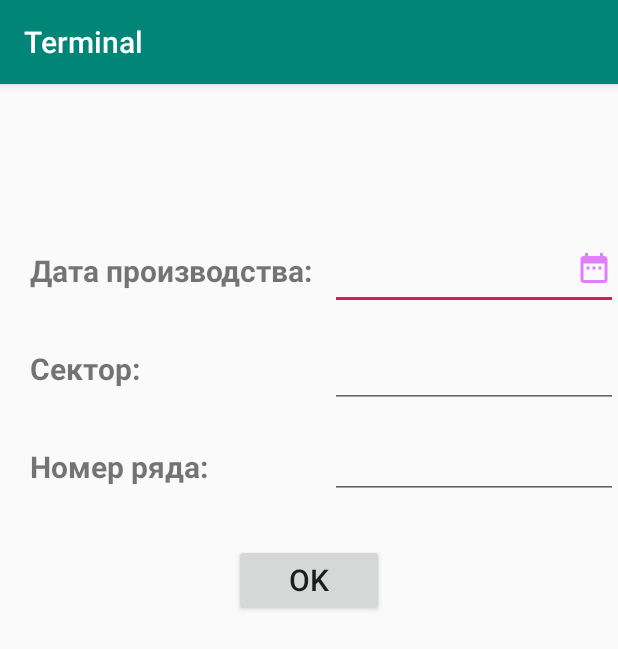
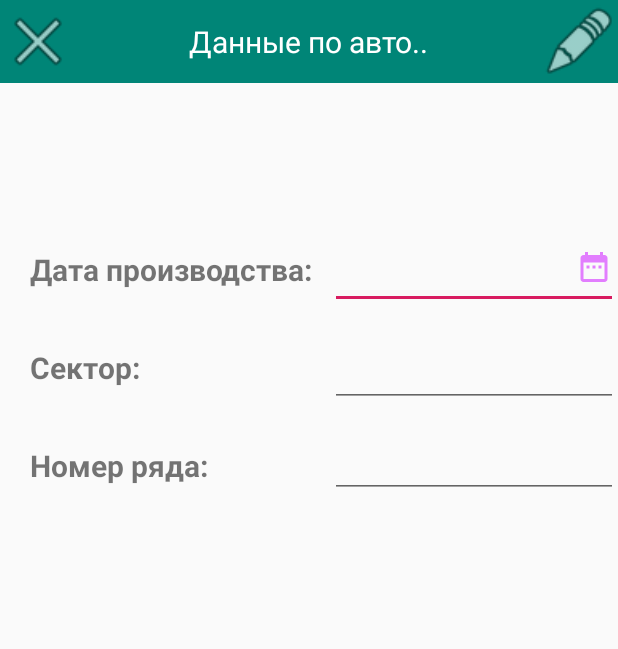
Before and after one commit to A1ex2/Terminal, an Android app: the CarActivity screen opened directly, with no data from a screen before it, on a phone screen of 412 x 824 dp. Shown: the top 649 px of the screen. Run offline under Robolectric (Android 15) with nearby library versions, the phone set to English and light mode, and no system bars; plain views replace MaskedEditText; 6 statements that could not run were skipped.

Commit message:
04112019

```diff
--- a/app/src/main/AndroidManifest.xml
+++ b/app/src/main/AndroidManifest.xml
@@ -19,7 +19,8 @@
         android:supportsRtl="true"
         android:theme="@style/AppTheme">
         <activity
-            android:name=".CarActivity"/>
+            android:name=".CarActivity"
+            android:theme="@style/NoActionBar"/>
 <!--            android:parentActivityName="com.algoritm.terminal.DetailReception" />-->
             />
         <activity
--- a/app/src/main/java/com/algoritm/terminal/CarActivity.java
+++ b/app/src/main/java/com/algoritm/terminal/CarActivity.java
@@ -18,6 +18,7 @@ import android.widget.TextView;
 import android.widget.Toast;
 
 import java.util.Calendar;
+import java.util.Date;
 
 public class CarActivity extends AppCompatActivity {
     private TextView car;
@@ -26,7 +27,7 @@ public class CarActivity extends AppCompatActivity {
     private EditText editDate;
     private EditText editSector;
     private EditText editRow;
-    private Button buttonOk;
+//    private Button buttonOk;
 
     private CarData carData;
     private Calendar dateAndTime = Calendar.getInstance();
@@ -41,8 +42,22 @@ public class CarActivity extends AppCompatActivity {
 
         car = findViewById(R.id.car);
         barCode = findViewById(R.id.barCode);
+        editDate = findViewById(R.id.editDate);
+        editSector = findViewById(R.id.editSector);
+        editRow = findViewById(R.id.editRow);
 
-        editDate = findViewById(R.id.editDate);
+        Intent intent = getIntent();
+        carData = intent.getParcelableExtra("CarData");
+        car.setText(carData.getCar());
+        barCode.setText(carData.getBarCode());
+
+        editDate.setText(carData.getProductionDateString());
+
+        editSector.setText(carData.getSector());
+        editRow.setText(carData.getRow());
+
+
+        dateAndTime.setTime(carData.getProductionDate());
 
         editDate.setOnTouchListener(new View.OnTouchListener() {
             @Override
@@ -64,6 +79,10 @@ public class CarActivity extends AppCompatActivity {
             }
         });
 
+        editDate.addTextChangedListener(getTextWatcher());
+    }
+
+    private TextWatcher getTextWatcher() {
         TextWatcher tw = new TextWatcher() {
             private String current = "";
             private String ddmmyyyy = "DDMMYYYY";
@@ -125,45 +144,14 @@ public class CarActivity extends AppCompatActivity {
 
             }
         };
-        editDate.addTextChangedListener(tw);
 
-//        editDate.setOnClickListener(new View.OnClickListener() {
-//            @Override
-//            public void onClick(View v) {
-//                new DatePickerDialog(CarActivity.this, d,
-//                        dateAndTime.get(Calendar.YEAR),
-//                        dateAndTime.get(Calendar.MONTH),
-//                        dateAndTime.get(Calendar.DAY_OF_MONTH))
-//                        .show();
-//            }
-//        });
+        return tw;
+    }
 
-        editSector = findViewById(R.id.editSector);
-        editRow = findViewById(R.id.editRow);
-
-        buttonOk = findViewById(R.id.OK);
-        buttonOk.setOnClickListener(new View.OnClickListener() {
-            @Override
-            public void onClick(View v) {
-
-            }
-        });
-
-
-        Intent intent = getIntent();
-        carData = intent.getParcelableExtra("CarData");
-        car.setText(carData.getCar());
-        barCode.setText(carData.getBarCode());
-
-        editDate.setText(carData.getProductionDateString());
-
-        editSector.setText(carData.getSector());
-        editRow.setText(carData.getRow());
-
-    }
 
     DatePickerDialog.OnDateSetListener d = new DatePickerDialog.OnDateSetListener() {
         public void onDateSet(DatePicker view, int year, int monthOfYear, int dayOfMonth) {
+
             dateAndTime.set(Calendar.YEAR, year);
             dateAndTime.set(Calendar.MONTH, monthOfYear);
             dateAndTime.set(Calendar.DAY_OF_MONTH, dayOfMonth);
@@ -172,6 +160,8 @@ public class CarActivity extends AppCompatActivity {
     };
 
     private void setInitialDateTime() {
+        Date date = dateAndTime.getTime();
+
         carData.setProductionDate(dateAndTime.getTime());
         editDate.setText(carData.getProductionDateString());
     }
--- a/app/src/main/java/com/algoritm/terminal/CarData.java
+++ b/app/src/main/java/com/algoritm/terminal/CarData.java
@@ -76,7 +76,7 @@ public class CarData implements Parcelable {
 
     public String getProductionDateString() {
 
-        String pattern = "MM.dd.yyyy";
+        String pattern = "dd.MM.yyyy";
         DateFormat df = new SimpleDateFormat(pattern);
         String date = df.format(productionDate);
 
--- a/app/src/main/res/layout/activity_car.xml
+++ b/app/src/main/res/layout/activity_car.xml
@@ -6,6 +6,38 @@
     xmlns:app="http://schemas.android.com/apk/res-auto"
     android:orientation="vertical"
     tools:context=".CarActivity">
+
+    <LinearLayout
+        android:layout_width="match_parent"
+        android:layout_height="55dp"
+        android:background="@color/colorPrimary"
+        android:orientation="horizontal">
+
+        <ImageView
+            android:id="@+id/imageView"
+            android:layout_width="1dp"
+            android:layout_height="match_parent"
+            android:layout_weight="1"
+            app:srcCompat="@android:drawable/ic_menu_close_clear_cancel"/>
+
+        <TextView
+            android:id="@+id/textView"
+            android:layout_width="wrap_content"
+            android:layout_height="match_parent"
+            android:layout_weight="3"
+            android:text="@string/edit"
+            android:textSize="20sp"
+            android:gravity="center"
+            android:textColor="#FFFFFFFF"/>
+
+        <ImageView
+            android:id="@+id/imageView2"
+            android:layout_width="1dp"
+            android:layout_height="match_parent"
+            android:layout_weight="1"
+            app:srcCompat="@android:drawable/ic_menu_edit" />
+
+    </LinearLayout>
 
     <LinearLayout
         android:layout_width="match_parent"
@@ -132,14 +164,4 @@
 
     </LinearLayout>
 
-    <Button
-        android:id="@+id/OK"
-        android:layout_width="100dp"
-        android:layout_height="wrap_content"
-        android:layout_marginTop="30dp"
-        android:text="@string/butt_OK"
-        android:textSize="20sp"
-        android:layout_gravity="center">
-    </Button>
-
 </LinearLayout>
--- a/app/src/main/res/values/strings.xml
+++ b/app/src/main/res/values/strings.xml
@@ -16,4 +16,5 @@
     <string name="textDate">Дата производства:</string>
     <string name="textSector">Сектор:</string>
     <string name="textRow">Номер ряда:</string>
+    <string name="edit">Данные по авто..</string>
 </resources>
--- a/app/src/main/res/values/styles.xml
+++ b/app/src/main/res/values/styles.xml
@@ -8,4 +8,9 @@
         <item name="colorAccent">@color/colorAccent</item>
     </style>
 
+    <style name="NoActionBar" parent="Theme.AppCompat.Light.NoActionBar">
+        <item name="colorPrimaryDark">@color/colorPrimaryDark</item>
+        <item name="colorAccent">@color/colorAccent</item>
+    </style>
+
 </resources>
```
